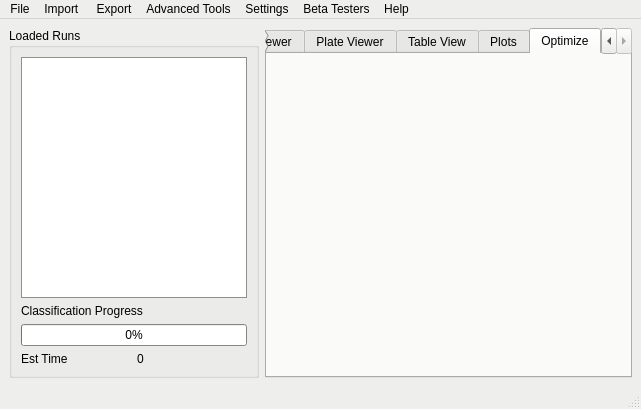
First picture: the form in pyqt_designer/main_window.ui, repository Hauptman-Woodward/Marco_Polo, before the edit.
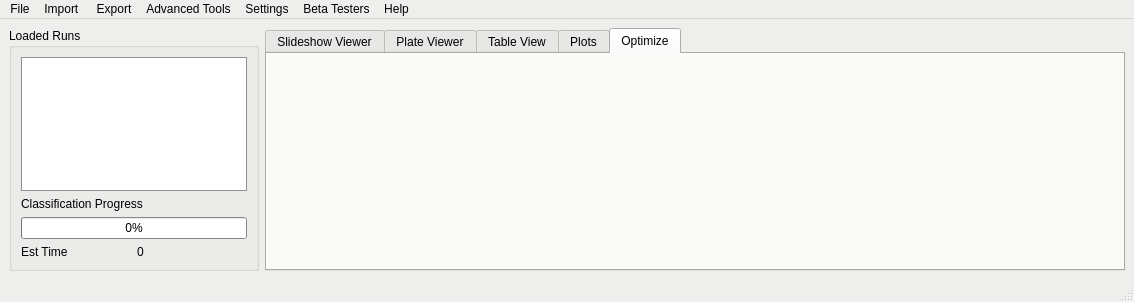
Second picture: the form after the edit. Custom widgets are drawn as their Qt base class.

What changed in the file:
```diff
--- a/pyqt_designer/main_window.ui
+++ b/pyqt_designer/main_window.ui
@@ -7,7 +7,7 @@
     <x>0</x>
     <y>0</y>
     <width>1134</width>
-    <height>0</height>
+    <height>302</height>
    </rect>
   </property>
   <property name="palette">
```
Left out of the diff: 2 changed lines with no effect on the pictures.
